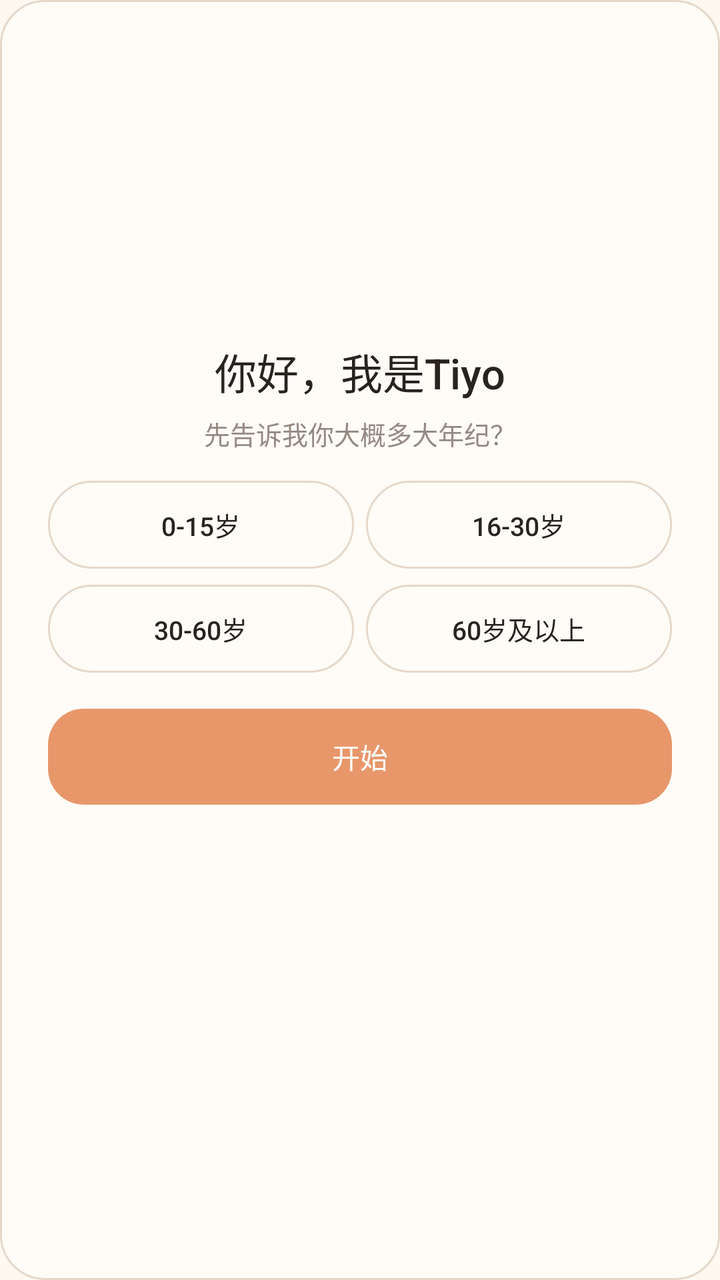
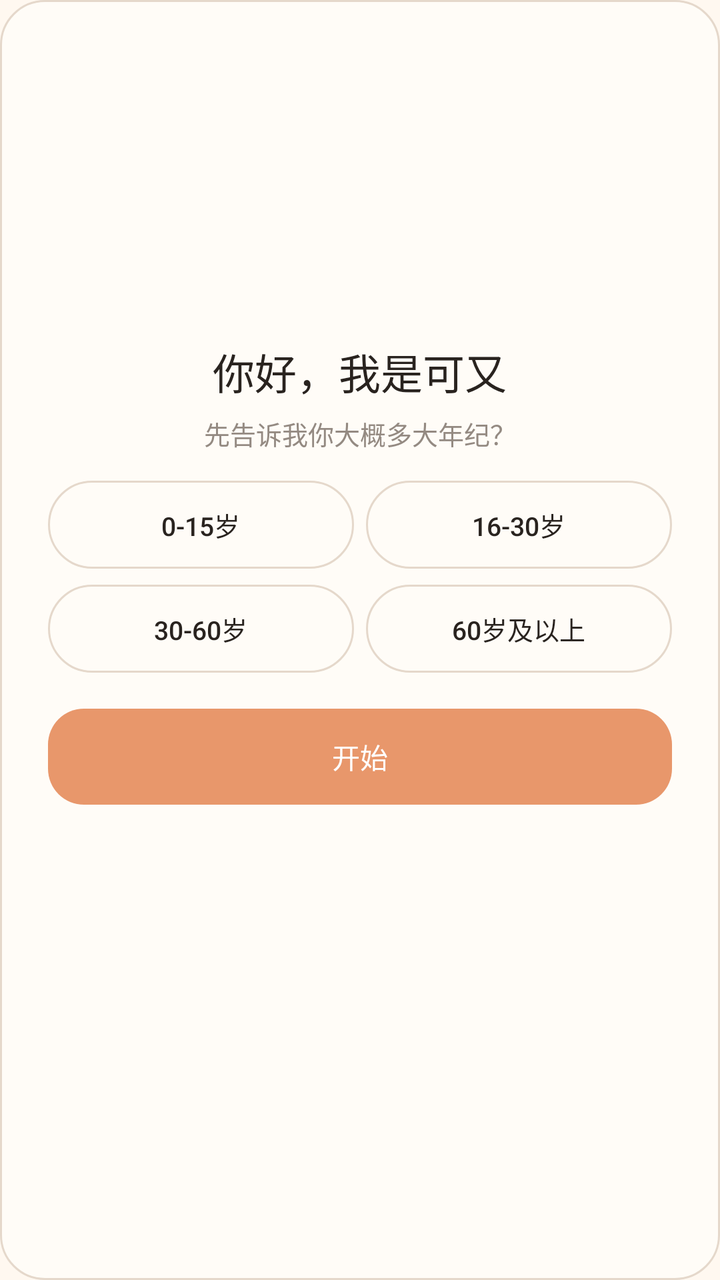

An Android layout rendered at two revisions. The XML below is the earlier revision; the diff shows what the commit changed to produce the second picture.
<!-- AndroidManifest.xml: application theme Theme.ScreenWarden -->
<!-- res/layout/dialog_welcome.xml -->
<?xml version="1.0" encoding="utf-8"?>
<LinearLayout xmlns:android="http://schemas.android.com/apk/res/android"
    android:layout_width="300dp"
    android:layout_height="wrap_content"
    android:background="@drawable/tiyo_panel_bg"
    android:orientation="vertical"
    android:paddingStart="24dp"
    android:paddingTop="26dp"
    android:paddingEnd="24dp"
    android:paddingBottom="22dp">

    <ImageView
        android:id="@+id/welcome_avatar"
        android:layout_width="130dp"
        android:layout_height="130dp"
        android:layout_gravity="center_horizontal"
        android:contentDescription="Tiyo"
        android:scaleType="fitCenter" />

    <TextView
        android:layout_width="wrap_content"
        android:layout_height="wrap_content"
        android:layout_gravity="center_horizontal"
        android:layout_marginTop="14dp"
        android:fontFamily="sans-serif-medium"
        android:text="你好，我是Tiyo"
        android:textColor="@color/tiyo_ink"
        android:textSize="21sp" />

    
    <LinearLayout
        android:id="@+id/welcome_step_age"
        android:layout_width="match_parent"
        android:layout_height="wrap_content"
        android:orientation="vertical">

        <TextView
            android:layout_width="wrap_content"
            android:layout_height="wrap_content"
            android:layout_gravity="center_horizontal"
            android:layout_marginTop="6dp"
            android:fontFamily="sans-serif"
            android:text="先告诉我你大概多大年纪？"
            android:textColor="@color/tiyo_muted"
            android:textSize="13sp" />

        <LinearLayout
            android:layout_width="match_parent"
            android:layout_height="wrap_content"
            android:layout_marginTop="14dp"
            android:orientation="horizontal">

            <TextView
                android:id="@+id/welcome_age_child"
                android:layout_width="0dp"
                android:layout_height="44dp"
                android:layout_weight="1"
                android:layout_marginEnd="6dp"
                android:background="@drawable/tiyo_chip_bg"
                android:fontFamily="sans-serif-medium"
                android:gravity="center"
                android:text="0-15岁"
                android:textColor="@color/tiyo_ink"
                android:textSize="13sp" />

            <TextView
                android:id="@+id/welcome_age_youth"
                android:layout_width="0dp"
                android:layout_height="44dp"
                android:layout_weight="1"
                android:background="@drawable/tiyo_chip_bg"
                android:fontFamily="sans-serif-medium"
                android:gravity="center"
                android:text="16-30岁"
                android:textColor="@color/tiyo_ink"
                android:textSize="13sp" />
        </LinearLayout>

        <LinearLayout
            android:layout_width="match_parent"
            android:layout_height="wrap_content"
            android:layout_marginTop="8dp"
            android:orientation="horizontal">

            <TextView
                android:id="@+id/welcome_age_middle"
                android:layout_width="0dp"
                android:layout_height="44dp"
                android:layout_weight="1"
                android:layout_marginEnd="6dp"
                android:background="@drawable/tiyo_chip_bg"
                android:fontFamily="sans-serif-medium"
                android:gravity="center"
                android:text="30-60岁"
                android:textColor="@color/tiyo_ink"
                android:textSize="13sp" />

            <TextView
                android:id="@+id/welcome_age_elder"
                android:layout_width="0dp"
                android:layout_height="44dp"
                android:layout_weight="1"
                android:background="@drawable/tiyo_chip_bg"
                android:fontFamily="sans-serif-medium"
                android:gravity="center"
                android:text="60岁及以上"
                android:textColor="@color/tiyo_ink"
                android:textSize="13sp" />
        </LinearLayout>
    </LinearLayout>

    
    <LinearLayout
        android:id="@+id/welcome_step_name"
        android:layout_width="match_parent"
        android:layout_height="wrap_content"
        android:orientation="vertical"
        android:visibility="gone">

        <TextView
            android:layout_width="wrap_content"
            android:layout_height="wrap_content"
            android:layout_gravity="center_horizontal"
            android:layout_marginTop="6dp"
            android:fontFamily="sans-serif"
            android:text="你希望我怎么称呼你？"
            android:textColor="@color/tiyo_muted"
            android:textSize="13sp" />

        <EditText
            android:id="@+id/welcome_name_input"
            style="@style/Tiyo.AgentField"
            android:layout_marginTop="16dp"
            android:hint="告诉Tiyo你的秘密吧！"
            android:inputType="text"
            android:maxLines="1"
            android:imeOptions="actionDone" />
    </LinearLayout>

    <TextView
        android:id="@+id/welcome_start"
        android:layout_width="match_parent"
        android:layout_height="48dp"
        android:layout_marginTop="18dp"
        android:background="@drawable/chat_send_bg"
        android:fontFamily="sans-serif-medium"
        android:gravity="center"
        android:text="开始"
        android:textColor="#FFFFFF"
        android:textSize="14sp" />

</LinearLayout>
<!-- resources referenced by this layout -->
<resources>
  <color name="tiyo_ink">#29231F</color>
  <color name="tiyo_muted">#948A82</color>
  <!-- drawable chat_send_bg (drawable) -->
  <?xml version="1.0" encoding="utf-8"?>
  <selector xmlns:android="http://schemas.android.com/apk/res/android">
      <item android:state_enabled="false">
          <shape android:shape="rectangle">
              <solid android:color="#D8CFC4" />
              <corners android:radius="18dp" />
          </shape>
      </item>
      <item android:state_pressed="true">
          <shape android:shape="rectangle">
              <solid android:color="#D4845A" />
              <corners android:radius="18dp" />
          </shape>
      </item>
      <item>
          <shape android:shape="rectangle">
              <solid android:color="#E8976B" />
              <corners android:radius="18dp" />
          </shape>
      </item>
  </selector>
  <!-- drawable tiyo_chip_bg (drawable) -->
  <?xml version="1.0" encoding="utf-8"?>
  <shape xmlns:android="http://schemas.android.com/apk/res/android"
      android:shape="rectangle">
      <solid android:color="@color/tiyo_surface" />
      <stroke
          android:width="1dp"
          android:color="@color/tiyo_line" />
      <corners android:radius="22dp" />
  </shape>
  <!-- drawable tiyo_panel_bg (drawable) -->
  <?xml version="1.0" encoding="utf-8"?>
  <shape xmlns:android="http://schemas.android.com/apk/res/android" android:shape="rectangle">
      <solid android:color="@color/tiyo_surface" />
      <corners android:radius="22dp" />
      <stroke android:width="1dp" android:color="@color/tiyo_line" />
  </shape>
  <style name="Tiyo.AgentField" parent="">
          <item name="android:layout_width">match_parent</item>
          <item name="android:layout_height">48dp</item>
          <item name="android:layout_marginTop">6dp</item>
          <item name="android:background">@drawable/tiyo_field_bg</item>
          <item name="android:fontFamily">sans-serif</item>
          <item name="android:paddingStart">13dp</item>
          <item name="android:paddingEnd">13dp</item>
          <item name="android:singleLine">true</item>
          <item name="android:textColor">@color/tiyo_ink</item>
          <item name="android:textColorHint">@color/tiyo_muted</item>
          <item name="android:textSize">13sp</item>
      </style>
  <style name="Theme.ScreenWarden" parent="Theme.AppCompat.DayNight.NoActionBar">
          <item name="colorPrimary">#E8976B</item>
          <item name="colorPrimaryDark">#D4845A</item>
          <item name="colorAccent">#F0BFA0</item>
          <item name="android:colorBackground">#FFF8F0</item>
          <item name="android:statusBarColor">#F5E6D3</item>
          <item name="android:navigationBarColor">#FFF8F0</item>
          <item name="android:windowLightStatusBar">true</item>
          <item name="android:windowActionModeOverlay">true</item>
          <item name="android:fontFamily">sans</item>
      </style>
  <color name="tiyo_surface">#FFFCF7</color>
  <color name="tiyo_line">#E5D8CB</color>
  <!-- drawable tiyo_field_bg (drawable) -->
  <?xml version="1.0" encoding="utf-8"?>
  <selector xmlns:android="http://schemas.android.com/apk/res/android">
      <item android:state_focused="true">
          <shape android:shape="rectangle">
              <solid android:color="#FFFFFFFF" />
              <corners android:radius="14dp" />
              <stroke android:width="1.5dp" android:color="@color/tiyo_accent" />
          </shape>
      </item>
      <item>
          <shape android:shape="rectangle">
              <solid android:color="#FFF9F3" />
              <corners android:radius="14dp" />
              <stroke android:width="1dp" android:color="@color/tiyo_line" />
          </shape>
      </item>
  </selector>
  <color name="tiyo_accent">#E58B62</color>
</resources>

<!-- the commit's change to res/layout/dialog_welcome.xml (unified diff, before → after) -->
@@ -14,7 +14,7 @@
         android:layout_width="130dp"
         android:layout_height="130dp"
         android:layout_gravity="center_horizontal"
-        android:contentDescription="Tiyo"
+        android:contentDescription="可又"
         android:scaleType="fitCenter" />
 
     <TextView
@@ -23,7 +23,7 @@
         android:layout_gravity="center_horizontal"
         android:layout_marginTop="14dp"
         android:fontFamily="sans-serif-medium"
-        android:text="你好，我是Tiyo"
+        android:text="你好，我是可又"
         android:textColor="@color/tiyo_ink"
         android:textSize="21sp" />
 
@@ -131,7 +131,7 @@
             android:id="@+id/welcome_name_input"
             style="@style/Tiyo.AgentField"
             android:layout_marginTop="16dp"
-            android:hint="告诉Tiyo你的秘密吧！"
+            android:hint="告诉可又你的秘密吧！"
             android:inputType="text"
             android:maxLines="1"
             android:imeOptions="actionDone" />
